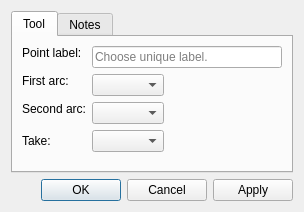
Old version of the form src/libs/vtools/dialogs/tools/dialogpointofintersectionarcs.ui in the repository dismine/valentina.
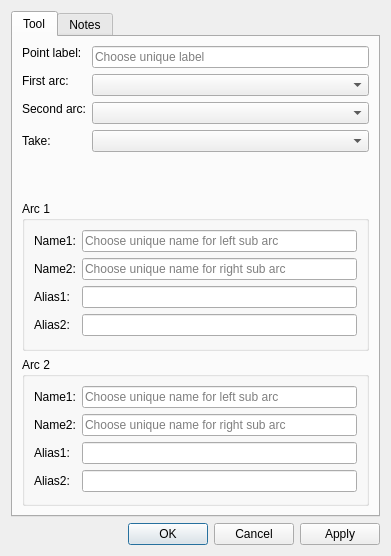
New version of the form. Icons and pictures are not drawn.

The edit to the form file:
```diff
--- a/src/libs/vtools/dialogs/tools/dialogpointofintersectionarcs.ui
+++ b/src/libs/vtools/dialogs/tools/dialogpointofintersectionarcs.ui
@@ -6,8 +6,8 @@
    <rect>
     <x>0</x>
     <y>0</y>
-    <width>304</width>
-    <height>212</height>
+    <width>391</width>
+    <height>556</height>
    </rect>
   </property>
   <property name="windowTitle">
@@ -27,10 +27,9 @@
       <attribute name="title">
        <string>Tool</string>
       </attribute>
-      <layout class="QFormLayout" name="formLayout_2">
-       <property name="fieldGrowthPolicy">
-        <enum>QFormLayout::ExpandingFieldsGrow</enum>
-       </property>
+      <layout class="QVBoxLayout" name="verticalLayout_3">
+       <item>
+        <layout class="QFormLayout" name="formLayout">
        <item row="0" column="0">
         <widget class="QLabel" name="labelEditNamePoint">
          <property name="sizePolicy">
@@ -50,7 +49,7 @@
           <string>Unique label</string>
          </property>
          <property name="placeholderText">
-          <string>Choose unique label.</string>
+            <string>Choose unique label</string>
          </property>
         </widget>
        </item>
@@ -97,6 +96,138 @@
         <widget class="QComboBox" name="comboBoxResult"/>
        </item>
       </layout>
+       </item>
+       <item>
+        <widget class="QGroupBox" name="groupBox">
+         <property name="title">
+          <string>Arc 1</string>
+         </property>
+         <layout class="QGridLayout" name="gridLayout">
+          <item row="3" column="0">
+           <widget class="QLabel" name="labelArc1Alias2">
+            <property name="text">
+             <string>Alias2:</string>
+            </property>
+           </widget>
+          </item>
+          <item row="3" column="1">
+           <widget class="QLineEdit" name="lineEditArc1Alias2">
+            <property name="clearButtonEnabled">
+             <bool>true</bool>
+            </property>
+           </widget>
+          </item>
+          <item row="0" column="0">
+           <widget class="QLabel" name="labelArc1Name1">
+            <property name="text">
+             <string>Name1:</string>
+            </property>
+           </widget>
+          </item>
+          <item row="2" column="1">
+           <widget class="QLineEdit" name="lineEditArc1Alias1">
+            <property name="clearButtonEnabled">
+             <bool>true</bool>
+            </property>
+           </widget>
+          </item>
+          <item row="2" column="0">
+           <widget class="QLabel" name="labelArc1Alias1">
+            <property name="text">
+             <string>Alias1:</string>
+            </property>
+           </widget>
+          </item>
+          <item row="1" column="0">
+           <widget class="QLabel" name="labelArc1Name2">
+            <property name="text">
+             <string>Name2:</string>
+            </property>
+           </widget>
+          </item>
+          <item row="0" column="1">
+           <widget class="QLineEdit" name="lineEditArc1Name1">
+            <property name="placeholderText">
+             <string>Choose unique name for left sub arc</string>
+            </property>
+           </widget>
+          </item>
+          <item row="1" column="1">
+           <widget class="QLineEdit" name="lineEditArc1Name2">
+            <property name="placeholderText">
+             <string>Choose unique name for right sub arc</string>
+            </property>
+           </widget>
+          </item>
+         </layout>
+        </widget>
+       </item>
+       <item>
+        <widget class="QGroupBox" name="groupBox_2">
+         <property name="title">
+          <string>Arc 2</string>
+         </property>
+         <layout class="QGridLayout" name="gridLayout_2">
+          <item row="2" column="1">
+           <widget class="QLineEdit" name="lineEditArc2Alias1">
+            <property name="clearButtonEnabled">
+             <bool>true</bool>
+            </property>
+           </widget>
+          </item>
+          <item row="0" column="1">
+           <widget class="QLineEdit" name="lineEditArc2Name1">
+            <property name="placeholderText">
+             <string>Choose unique name for left sub arc</string>
+            </property>
+           </widget>
+          </item>
+          <item row="3" column="1">
+           <widget class="QLineEdit" name="lineEditArc2Alias2">
+            <property name="clearButtonEnabled">
+             <bool>true</bool>
+            </property>
+           </widget>
+          </item>
+          <item row="2" column="0">
+           <widget class="QLabel" name="labelArc2Alias1">
+            <property name="text">
+             <string>Alias1:</string>
+            </property>
+           </widget>
+          </item>
+          <item row="3" column="0">
+           <widget class="QLabel" name="labelArc2Alias2">
+            <property name="text">
+             <string>Alias2:</string>
+            </property>
+           </widget>
+          </item>
+          <item row="1" column="1">
+           <widget class="QLineEdit" name="lineEditArc2Name2">
+            <property name="placeholderText">
+             <string>Choose unique name for right sub arc</string>
+            </property>
+           </widget>
+          </item>
+          <item row="0" column="0">
+           <widget class="QLabel" name="labelArc2Name1">
+            <property name="text">
+             <string>Name1:</string>
+            </property>
+           </widget>
+          </item>
+          <item row="1" column="0">
+           <widget class="QLabel" name="labelArc2Name2">
+            <property name="text">
+             <string>Name2:</string>
+            </property>
+           </widget>
+          </item>
+         </layout>
+        </widget>
+       </item>
+      </layout>
      </widget>
      <widget class="QWidget" name="tab_2">
       <attribute name="title">
```
Left out of the diff: 4 changed lines with no effect on the pictures. Lines whose indentation alone changed are shown as unchanged.
